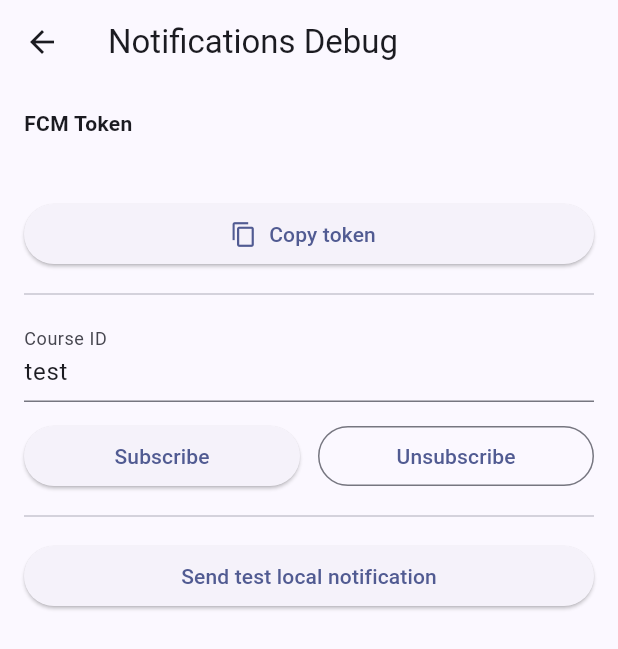
After one commit to masabi1111/iroha2, a Flutter app: the NotificationsDebugPage screen opened by its route, after a tap on "Send test local notification", on a phone screen of 412 x 824 dp. The commit adds this screen. Shown: the top 649 px of the screen. Run offline on Flutter 3.47's test engine with Material 3 defaults, Android fonts, the phone set to English and light mode, and no system bars; our stand-ins replace dio, firebase_core, firebase_messaging, flutter_local_notifications, flutter_riverpod, flutter_secure_storage; accounts and stored records are empty.

Commit message:
Add Firebase messaging scaffolding

```diff
--- a/mobile/lib/app.dart
+++ b/mobile/lib/app.dart
@@ -6,6 +6,7 @@ import 'core/network/dio_provider.dart';
 import 'features/auth/logic/auth_notifier.dart';
 import 'features/auth/ui/login_page.dart';
 import 'features/home/ui/home_page.dart';
+import 'core/notifications/notifications.dart';
 import 'features/home/ui/dashboard_page.dart';
 import 'features/catalog/ui/course_detail_page.dart';
 import 'features/enroll/ui/enroll_page.dart';
@@ -13,6 +14,7 @@ import 'features/catalog/ui/season_detail_page.dart';
 import 'features/catalog/ui/seasons_page.dart';
 import 'features/payments/ui/checkout_page.dart';
 import 'features/payments/ui/payment_return_page.dart';
+import 'features/debug/notifications_debug_page.dart';
 import 'l10n/app_localizations.dart';
 
 class IrohaApp extends ConsumerWidget {
@@ -24,6 +26,7 @@ class IrohaApp extends ConsumerWidget {
 
     return MaterialApp(
       title: 'iroha',
+      navigatorKey: navigatorKey,
       theme: ThemeData(
         colorScheme: ColorScheme.fromSeed(seedColor: Colors.indigo),
         useMaterial3: true,
@@ -41,6 +44,7 @@ class IrohaApp extends ConsumerWidget {
         '/login': (_) => const LoginPage(),
         '/dashboard': (_) => const DashboardPage(),
         '/seasons': (_) => const SeasonsPage(),
+        '/debug/notifications': (_) => const NotificationsDebugPage(),
       },
       onGenerateRoute: (settings) {
         final name = settings.name;
--- /dev/null
+++ b/mobile/lib/core/notifications/local_notifications.dart
@@ -0,0 +1,75 @@
+import 'package:firebase_messaging/firebase_messaging.dart';
+import 'package:flutter_local_notifications/flutter_local_notifications.dart';
+
+const AndroidNotificationChannel irohaDefaultChannel = AndroidNotificationChannel(
+  'iroha_default',
+  'Iroha Notifications',
+  description: 'Default notification channel for iroha.',
+  importance: Importance.high,
+);
+
+final FlutterLocalNotificationsPlugin flutterLocalNotificationsPlugin =
+    FlutterLocalNotificationsPlugin();
+
+typedef LocalNotificationTapCallback = Future<void> Function(String payload);
+
+LocalNotificationTapCallback? _notificationTapCallback;
+
+void setLocalNotificationTapCallback(LocalNotificationTapCallback? callback) {
+  _notificationTapCallback = callback;
+}
+
+Future<void> initializeNotificationPlugin() async {
+  const initializationSettings = InitializationSettings(
+    android: AndroidInitializationSettings('@mipmap/ic_launcher'),
+    iOS: DarwinInitializationSettings(),
+  );
+
+  await flutterLocalNotificationsPlugin.initialize(
+    initializationSettings,
+    onDidReceiveNotificationResponse: (response) async {
+      final payload = response.payload;
+      if (payload == null || payload.isEmpty) {
+        return;
+      }
+      final handler = _notificationTapCallback;
+      if (handler != null) {
+        await handler(payload);
+      }
+    },
+  );
+
+  final androidImplementation = flutterLocalNotificationsPlugin
+      .resolvePlatformSpecificImplementation<
+          AndroidFlutterLocalNotificationsPlugin>();
+  await androidImplementation?.createNotificationChannel(irohaDefaultChannel);
+}
+
+Future<void> showLocalNotification(RemoteMessage message) async {
+  final notification = message.notification;
+  final payload = message.data['deep_link'] ?? message.data['payload'];
+
+  final androidDetails = AndroidNotificationDetails(
+    irohaDefaultChannel.id,
+    irohaDefaultChannel.name,
+    channelDescription: irohaDefaultChannel.description,
+    importance: irohaDefaultChannel.importance,
+    priority: Priority.high,
+    icon: notification?.android?.smallIcon,
+  );
+
+  const iosDetails = DarwinNotificationDetails();
+
+  final notificationDetails = NotificationDetails(
+    android: androidDetails,
+    iOS: iosDetails,
+  );
+
+  await flutterLocalNotificationsPlugin.show(
+    notification?.hashCode ?? message.hashCode,
+    notification?.title ?? message.data['title'],
+    notification?.body ?? message.data['body'],
+    notificationDetails,
+    payload: payload,
+  );
+}
--- /dev/null
+++ b/mobile/lib/features/debug/notifications_debug_page.dart
@@ -0,0 +1,141 @@
+import 'package:firebase_messaging/firebase_messaging.dart';
+import 'package:flutter/material.dart';
+import 'package:flutter/services.dart';
+import 'package:flutter_riverpod/flutter_riverpod.dart';
+
+import '../../core/notifications/local_notifications.dart';
+import '../../core/notifications/notifications.dart';
+
+class NotificationsDebugPage extends ConsumerStatefulWidget {
+  const NotificationsDebugPage({super.key});
+
+  @override
+  ConsumerState<NotificationsDebugPage> createState() =>
+      _NotificationsDebugPageState();
+}
+
+class _NotificationsDebugPageState
+    extends ConsumerState<NotificationsDebugPage> {
+  late final TextEditingController _topicController;
+
+  @override
+  void initState() {
+    super.initState();
+    _topicController = TextEditingController(text: 'test');
+  }
+
+  @override
+  void dispose() {
+    _topicController.dispose();
+    super.dispose();
+  }
+
+  @override
+  Widget build(BuildContext context) {
+    final tokenAsync = ref.watch(fcmTokenProvider);
+
+    return Scaffold(
+      appBar: AppBar(
+        title: const Text('Notifications Debug'),
+      ),
+      body: ListView(
+        padding: const EdgeInsets.all(16),
+        children: [
+          const Text(
+            'FCM Token',
+            style: TextStyle(fontWeight: FontWeight.bold),
+          ),
+          const SizedBox(height: 8),
+          tokenAsync.when(
+            data: (token) => SelectableText(token ?? 'Unavailable'),
+            loading: () => const Center(child: CircularProgressIndicator()),
+            error: (error, _) => Text('Error: $error'),
+          ),
+          const SizedBox(height: 8),
+          ElevatedButton.icon(
+            onPressed: tokenAsync.maybeWhen(
+              data: (token) => token == null
+                  ? null
+                  : () async {
+                      await Clipboard.setData(ClipboardData(text: token));
+                      if (!mounted) {
+                        return;
+                      }
+                      ScaffoldMessenger.of(context).showSnackBar(
+                        const SnackBar(content: Text('Token copied to clipboard')),
+                      );
+                    },
+              orElse: () => null,
+            ),
+            icon: const Icon(Icons.copy),
+            label: const Text('Copy token'),
+          ),
+          const Divider(height: 32),
+          TextField(
+            controller: _topicController,
+            decoration: const InputDecoration(
+              labelText: 'Course ID',
+              hintText: '123',
+            ),
+          ),
+          const SizedBox(height: 12),
+          Row(
+            children: [
+              Expanded(
+                child: ElevatedButton(
+                  onPressed: () async {
+                    final topic = _topicController.text.trim();
+                    if (topic.isEmpty) {
+                      return;
+                    }
+                    await subscribeToCourseTopic(topic);
+                    if (!mounted) {
+                      return;
+                    }
+                    ScaffoldMessenger.of(context).showSnackBar(
+                      SnackBar(content: Text('Subscribed to course_$topic')),
+                    );
+                  },
+                  child: const Text('Subscribe'),
+                ),
+              ),
+              const SizedBox(width: 12),
+              Expanded(
+                child: OutlinedButton(
+                  onPressed: () async {
+                    final topic = _topicController.text.trim();
+                    if (topic.isEmpty) {
+                      return;
+                    }
+                    await unsubscribeFromCourseTopic(topic);
+                    if (!mounted) {
+                      return;
+                    }
+                    ScaffoldMessenger.of(context).showSnackBar(
+                      SnackBar(content: Text('Unsubscribed from course_$topic')),
+                    );
+                  },
+                  child: const Text('Unsubscribe'),
+                ),
+              ),
+            ],
+          ),
+          const Divider(height: 32),
+          ElevatedButton(
+            onPressed: () async {
+              final message = RemoteMessage(
+                notification: const RemoteNotification(
+                  title: 'Local test notification',
+                  body: 'Triggered from debug tools.',
+                ),
+                data: const <String, dynamic>{},
+              );
+              await showLocalNotification(message);
+            },
+            child: const Text('Send test local notification'),
+          ),
+        ],
+      ),
+    );
+  }
+}
--- a/mobile/lib/features/home/ui/home_page.dart
+++ b/mobile/lib/features/home/ui/home_page.dart
@@ -12,11 +12,24 @@ class HomePage extends ConsumerWidget {
     final authState = ref.watch(authNotifierProvider);
     final isLoading = authState is AuthStateAuthenticating;
     final isAuthenticated = authState is AuthStateAuthenticated;
+    var showDebugTools = false;
+    assert(() {
+      showDebugTools = true;
+      return true;
+    }());
 
     return Scaffold(
       appBar: AppBar(
         title: const Text('iroha'),
         actions: [
+          if (showDebugTools)
+            IconButton(
+              tooltip: 'Notifications debug',
+              onPressed: () {
+                Navigator.of(context).pushNamed('/debug/notifications');
+              },
+              icon: const Icon(Icons.notifications_active_outlined),
+            ),
           if (isAuthenticated)
             IconButton(
               tooltip: 'Logout',
--- a/mobile/pubspec.yaml
+++ b/mobile/pubspec.yaml
@@ -13,6 +13,9 @@ dependencies:
   flutter_riverpod: ^2.4.5
   dio: ^5.3.3
   flutter_secure_storage: ^9.0.0
+  firebase_core: ^2.25.5
+  firebase_messaging: ^14.7.10
+  flutter_local_notifications: ^16.3.2
   flutter_localizations:
     sdk: flutter
   intl: ^0.18.1
```
Also changed, not shown: mobile/lib/core/notifications/notifications.dart (added, +110 -0 lines), mobile/lib/main.dart (+9 -1 lines), 5 other files.
